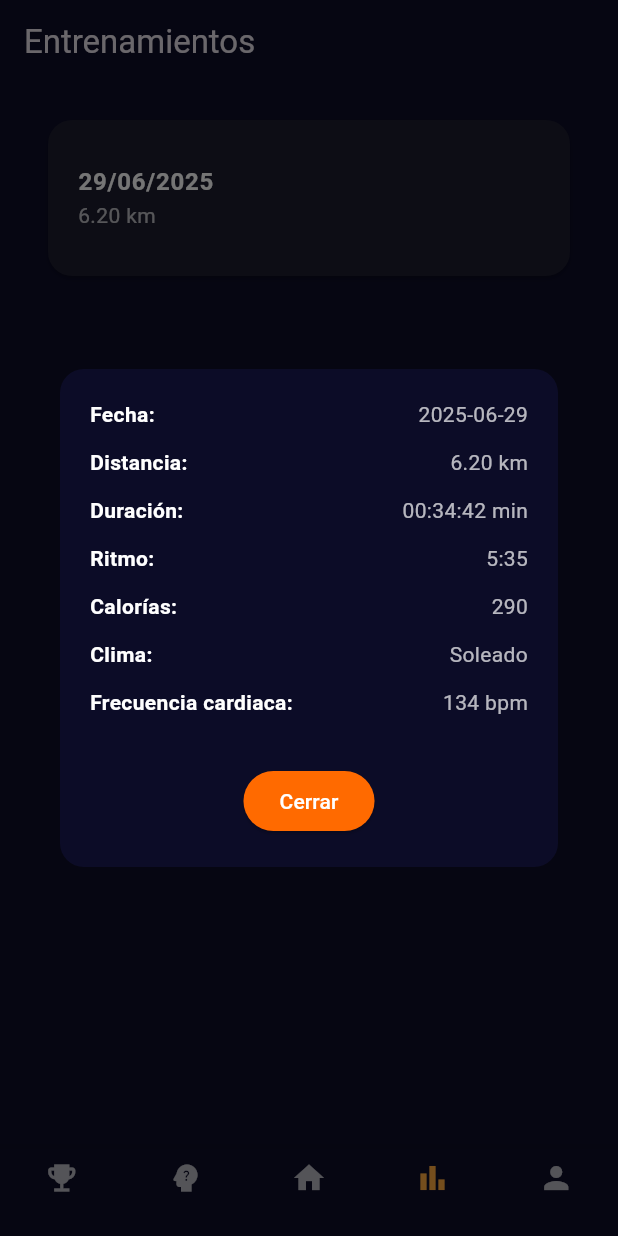
After one commit to Aregomz/RunInsight-app, a Flutter app: the TrainingsPage screen opened by its route, after a tap on an icon or button, on a phone screen of 412 x 824 dp. The commit adds this screen. Run offline on Flutter 3.47's test engine with Material 3 defaults, Android fonts, the phone set to English and light mode, and no system bars; our stand-ins replace bloc, equatable, flutter_bloc, go_router, screenshot, share_plus; Roboto replaces fonts that are missing (Montserrat).

Commit message:
feature:trainings

```diff
--- a/lib/commons/widgets/app_shell.dart
+++ b/lib/commons/widgets/app_shell.dart
@@ -13,7 +13,7 @@ class AppShell extends StatelessWidget {
       final path when path.startsWith('/ranking') => 0,
       final path when path.startsWith('/coach') => 1,
       final path when path.startsWith('/home') => 2,
-      final path when path.startsWith('/stats') => 3,
+      final path when path.startsWith('/trainings') => 3,
       final path when path.startsWith('/profile') => 4,
       _ => 2,
     };
@@ -39,7 +39,7 @@ class AppShell extends StatelessWidget {
   }
 
   void _navigateToRoute(BuildContext context, int index) {
-    final routes = ['/ranking', '/coach', '/home', '/stats', '/profile'];
+    final routes = ['/ranking', '/coach', '/home', '/trainings', '/profile'];
     if (index >= 0 && index < routes.length) {
       context.go(routes[index]);
     }
--- a/lib/core/navigation/app_router.dart
+++ b/lib/core/navigation/app_router.dart
@@ -6,6 +6,7 @@ import 'package:runinsight/features/auth/presentation/pages/welcome_page.dart';
 import 'package:runinsight/features/home/presentation/pages/home_page.dart';
 import 'package:runinsight/features/profile/presentation/pages/profile_page.dart';
 import 'package:runinsight/features/ranking/presentation/pages/ranking_page.dart';
+import 'package:runinsight/features/trainings/presentation/pages/trainings_page.dart';
 
 class AppRouter {
   static final GoRouter router = GoRouter(
@@ -34,6 +35,10 @@ class AppRouter {
             path: '/ranking',
             builder: (_, __) => const RankingPage(),
           ),
+           GoRoute(
+            path: '/trainings',
+            builder: (_, __) => const TrainingsPage(),
+          ),
           // futuras rutas: /coach, /social, etc.
         ],
       ),
--- /dev/null
+++ b/lib/features/trainings/data/datasources/local_training_datasource.dart
@@ -0,0 +1,43 @@
+// features/trainings/data/datasources/local_training_datasource.dart
+import 'package:runinsight/features/trainings/domain/entities/training_entity.dart';
+
+class LocalTrainingDatasource {
+  final List<TrainingEntity> _mockTrainings = [
+    TrainingEntity(
+      id: '1',
+      date: DateTime.now().subtract(const Duration(days: 1)),
+      kilometers: 6.2,
+      time: '00:34:42',
+      pace: '5:35',
+      duration: '00:34:42',
+      weather: 'Soleado',
+      heartRate: 134,
+      calories: 290,
+    ),
+    TrainingEntity(
+      id: '2',
+      date: DateTime.now().subtract(const Duration(days: 3)),
+      kilometers: 5.4,
+      time: '00:32:24',
+      pace: '6:00',
+      duration: '00:32:24',
+      weather: 'Nublado',
+      heartRate: 128,
+      calories: 270,
+    ),
+  ];
+
+  Future<List<TrainingEntity>> getAllTrainings() async {
+    await Future.delayed(const Duration(milliseconds: 500));
+    return _mockTrainings;
+  }
+
+  Future<TrainingEntity?> getTrainingById(String id) async {
+    await Future.delayed(const Duration(milliseconds: 300));
+    try {
+      return _mockTrainings.firstWhere((t) => t.id == id);
+    } catch (_) {
+      return null;
+    }
+  }
+}
--- /dev/null
+++ b/lib/features/trainings/data/repositories/training_repository_impl.dart
@@ -0,0 +1,15 @@
+// features/trainings/data/repositories/training_repository_impl.dart
+import 'package:runinsight/features/trainings/data/datasources/local_training_datasource.dart';
+import 'package:runinsight/features/trainings/domain/entities/training_entity.dart';
+import 'package:runinsight/features/trainings/domain/repositories/trainings_repository.dart';
+
+class TrainingRepositoryImpl implements TrainingRepository {
+  final LocalTrainingDatasource datasource;
+
+  TrainingRepositoryImpl(this.datasource);
+
+  @override
+  Future<List<TrainingEntity>> getTrainings() {
+    return datasource.getAllTrainings();
+  }
+}
--- /dev/null
+++ b/lib/features/trainings/domain/entities/training_entity.dart
@@ -0,0 +1,24 @@
+// features/trainings/domain/entities/training_entity.dart
+class TrainingEntity {
+  final String id;
+  final DateTime date;
+  final double kilometers;
+  final String pace; // ritmo
+  final String duration; // duración total (ej: "45:30")
+  final String time; // hora del día
+  final String weather; // clima del día
+  final int heartRate; // frecuencia cardíaca promedio
+  final int calories;
+
+  TrainingEntity({
+    required this.id,
+    required this.date,
+    required this.kilometers,
+    required this.pace,
+    required this.duration,
+    required this.time,
+    required this.weather,
+    required this.heartRate,
+    required this.calories,
+  });
+}
--- /dev/null
+++ b/lib/features/trainings/domain/repositories/trainings_repository.dart
@@ -0,0 +1,6 @@
+// features/trainings/domain/repositories/training_repository.dart
+import 'package:runinsight/features/trainings/domain/entities/training_entity.dart';
+
+abstract class TrainingRepository {
+  Future<List<TrainingEntity>> getTrainings();
+}
--- /dev/null
+++ b/lib/features/trainings/domain/usecases/get_trainings.dart
@@ -0,0 +1,13 @@
+// features/trainings/domain/usecases/get_trainings.dart
+import 'package:runinsight/features/trainings/domain/entities/training_entity.dart';
+import 'package:runinsight/features/trainings/domain/repositories/trainings_repository.dart';
+
+class GetTrainings {
+  final TrainingRepository repository;
+
+  GetTrainings(this.repository);
+
+  Future<List<TrainingEntity>> call() {
+    return repository.getTrainings();
+  }
+}
--- /dev/null
+++ b/lib/features/trainings/presentation/bloc/trainings_bloc.dart
@@ -0,0 +1,28 @@
+// features/trainings/presentation/bloc/trainings_bloc.dart
+import 'package:flutter_bloc/flutter_bloc.dart';
+import 'package:runinsight/features/trainings/domain/entities/training_entity.dart';
+import 'package:runinsight/features/trainings/domain/usecases/get_trainings.dart';
+
+part 'trainings_event.dart';
+part 'trainings_state.dart';
+
+class TrainingsBloc extends Bloc<TrainingsEvent, TrainingsState> {
+  final GetTrainings getTrainings;
+
+  TrainingsBloc({required this.getTrainings}) : super(TrainingsInitial()) {
+    on<LoadTrainings>(_onLoad);
+  }
+
+  Future<void> _onLoad(
+    LoadTrainings event,
+    Emitter<TrainingsState> emit,
+  ) async {
+    emit(TrainingsLoading());
+    try {
+      final trainings = await getTrainings();
+      emit(TrainingsLoaded(trainings: trainings));
+    } catch (_) {
+      emit(TrainingsError('Error al cargar entrenamientos'));
+    }
+  }
+}
--- /dev/null
+++ b/lib/features/trainings/presentation/bloc/trainings_event.dart
@@ -0,0 +1,7 @@
+part of 'trainings_bloc.dart';
+
+abstract class TrainingsEvent {}
+
+class LoadTrainings extends TrainingsEvent {}
+
+class LoadTrainingsRequested extends TrainingsEvent {}
--- /dev/null
+++ b/lib/features/trainings/presentation/bloc/trainings_state.dart
@@ -0,0 +1,19 @@
+part of 'trainings_bloc.dart';
+
+abstract class TrainingsState {}
+
+class TrainingsInitial extends TrainingsState {}
+
+class TrainingsLoading extends TrainingsState {}
+
+class TrainingsLoaded extends TrainingsState {
+  final List<TrainingEntity> trainings;
+
+  TrainingsLoaded({required this.trainings});
+}
+
+class TrainingsError extends TrainingsState {
+  final String message;
+
+  TrainingsError(this.message);
+}
--- /dev/null
+++ b/lib/features/trainings/presentation/pages/trainings_page.dart
@@ -0,0 +1,49 @@
+// features/trainings/presentation/pages/trainings_page.dart
+import 'package:flutter/material.dart';
+import 'package:flutter_bloc/flutter_bloc.dart';
+import 'package:runinsight/features/trainings/presentation/bloc/trainings_bloc.dart';
+import 'package:runinsight/features/trainings/presentation/widgets/trainings_list.dart';
+import 'package:runinsight/features/trainings/domain/usecases/get_trainings.dart';
+import 'package:runinsight/features/trainings/domain/entities/training_entity.dart';
+import 'package:runinsight/features/trainings/domain/repositories/trainings_repository.dart';
+
+class DummyTrainingsRepository implements TrainingRepository {
+  @override
+  Future<List<TrainingEntity>> getTrainings() async {
+    return [
+      TrainingEntity(
+        id: '1',
+        date: DateTime.now().subtract(const Duration(days: 1)),
+        kilometers: 6.2,
+        time: '00:34:42',
+        pace: '5:35',
+        duration: '00:34:42',
+        weather: 'Soleado',
+        heartRate: 134,
+        calories: 290,
+      ),
+    ];
+  }
+}
+
+class TrainingsPage extends StatelessWidget {
+  const TrainingsPage({super.key});
+
+  @override
+  Widget build(BuildContext context) {
+    return BlocProvider(
+      create: (_) => TrainingsBloc(getTrainings: GetTrainings(DummyTrainingsRepository()))..add(LoadTrainings()),
+      child: Scaffold(
+        appBar: AppBar(
+          title: const Text('Entrenamientos'),
+          backgroundColor: const Color(0xFF0C0C27),
+        ),
+        backgroundColor: const Color(0xFF0C0C27),
+        body: const Padding(
+          padding: EdgeInsets.symmetric(horizontal: 16, vertical: 8),
+          child: TrainingsList(),
+        ),
+      ),
+    );
+  }
+}
--- /dev/null
+++ b/lib/features/trainings/presentation/widgets/training_card.dart
@@ -0,0 +1,37 @@
+// features/trainings/presentation/widgets/training_card.dart
+import 'package:flutter/material.dart';
+import 'package:intl/intl.dart';
+import 'package:runinsight/features/trainings/domain/entities/training_entity.dart';
+import 'training_details_modal.dart';
+
+class TrainingCard extends StatelessWidget {
+  final TrainingEntity training;
+
+  const TrainingCard({super.key, required this.training});
+
+  @override
+  Widget build(BuildContext context) {
+    final dateStr = DateFormat('dd/MM/yyyy').format(training.date);
+
+    return Card(
+      color: const Color(0xFF1C1C2E),
+      shape: RoundedRectangleBorder(borderRadius: BorderRadius.circular(16)),
+      margin: const EdgeInsets.only(bottom: 16),
+      child: ListTile(
+        contentPadding: const EdgeInsets.symmetric(horizontal: 20, vertical: 16),
+        title: Text(
+          dateStr,
+          style: const TextStyle(color: Colors.white, fontWeight: FontWeight.bold),
+        ),
+        subtitle: Text(
+          '${training.kilometers.toStringAsFixed(2)} km',
+          style: const TextStyle(color: Colors.white70),
+        ),
+        onTap: () => showDialog(
+          context: context,
+          builder: (_) => TrainingDetailsModal(training: training),
+        ),
+      ),
+    );
+  }
+}
--- /dev/null
+++ b/lib/features/trainings/presentation/widgets/training_details_modal.dart
@@ -0,0 +1,55 @@
+// features/trainings/presentation/widgets/training_details_modal.dart
+import 'package:flutter/material.dart';
+import 'package:runinsight/features/trainings/domain/entities/training_entity.dart';
+
+class TrainingDetailsModal extends StatelessWidget {
+  final TrainingEntity training;
+
+  const TrainingDetailsModal({super.key, required this.training});
+
+  @override
+  Widget build(BuildContext context) {
+    return Dialog(
+      backgroundColor: const Color(0xFF0C0C27),
+      shape: RoundedRectangleBorder(borderRadius: BorderRadius.circular(16)),
+      child: Padding(
+        padding: const EdgeInsets.all(20),
+        child: Column(
+          mainAxisSize: MainAxisSize.min,
+          crossAxisAlignment: CrossAxisAlignment.start,
+          children: [
+            _buildRow('Fecha:', training.date.toString().split(' ')[0]),
+            _buildRow('Distancia:', '${training.kilometers.toStringAsFixed(2)} km'),
+            _buildRow('Duración:', '${training.duration} min'),
+            _buildRow('Ritmo:', training.pace),
+            _buildRow('Calorías:', training.calories.toString()),
+            _buildRow('Clima:', training.weather),
+            _buildRow('Frecuencia cardiaca:', '${training.heartRate} bpm'),
+            const SizedBox(height: 20),
+            Align(
+              alignment: Alignment.center,
+              child: ElevatedButton(
+                onPressed: () => Navigator.of(context).pop(),
+                style: ElevatedButton.styleFrom(backgroundColor: const Color(0xFFFF6A00)),
+                child: const Text('Cerrar', style: TextStyle(color: Colors.white)),
+              ),
+            ),
+          ],
+        ),
+      ),
+    );
+  }
+
+  Widget _buildRow(String label, String value) {
+    return Padding(
+      padding: const EdgeInsets.only(bottom: 12),
+      child: Row(
+        mainAxisAlignment: MainAxisAlignment.spaceBetween,
+        children: [
+          Text(label, style: const TextStyle(color: Colors.white, fontWeight: FontWeight.bold)),
+          Text(value, style: const TextStyle(color: Colors.white70)),
+        ],
+      ),
+    );
+  }
+}
--- /dev/null
+++ b/lib/features/trainings/presentation/widgets/trainings_list.dart
@@ -0,0 +1,33 @@
+// features/trainings/presentation/widgets/trainings_list.dart
+import 'package:flutter/material.dart';
+import 'package:flutter_bloc/flutter_bloc.dart';
+import 'package:runinsight/features/trainings/domain/entities/training_entity.dart';
+import 'package:runinsight/features/trainings/presentation/bloc/trainings_bloc.dart';
+import 'training_card.dart';
+
+class TrainingsList extends StatelessWidget {
+  const TrainingsList({super.key});
+
+  @override
+  Widget build(BuildContext context) {
+    return BlocBuilder<TrainingsBloc, TrainingsState>(
+      builder: (context, state) {
+        if (state is TrainingsLoading) {
+          return const Center(child: CircularProgressIndicator());
+        } else if (state is TrainingsLoaded) {
+          if (state.trainings.isEmpty) {
+            return const Center(child: Text('No hay entrenamientos'));
+          }
+          return ListView.builder(
+            padding: const EdgeInsets.all(16),
+            itemCount: state.trainings.length,
+            itemBuilder: (context, index) => TrainingCard(training: state.trainings[index]),
+          );
+        } else if (state is TrainingsError) {
+          return Center(child: Text(state.message));
+        }
+        return const SizedBox.shrink();
+      },
+    );
+  }
+}
--- a/pubspec.yaml
+++ b/pubspec.yaml
@@ -41,6 +41,7 @@ dependencies:
   flutter_launcher_icons: ^0.14.4
   screenshot: any
   share_plus: any
+  intl: any
 
 dev_dependencies:
   flutter_test:
```
Also changed, not shown: pubspec.lock.
